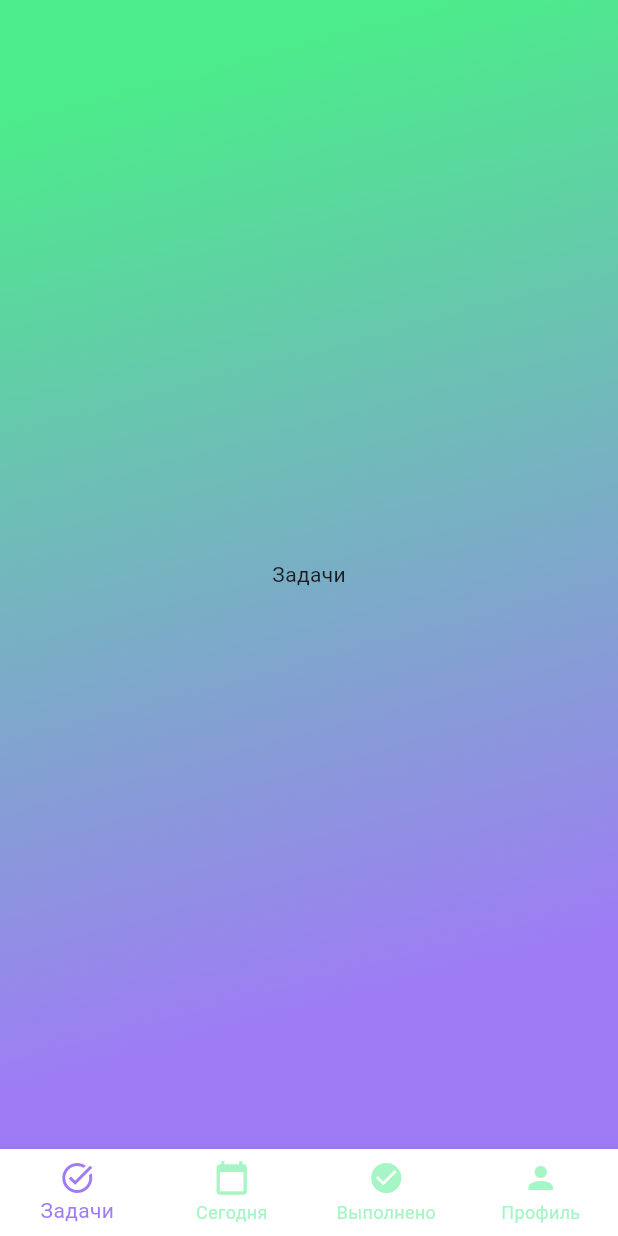
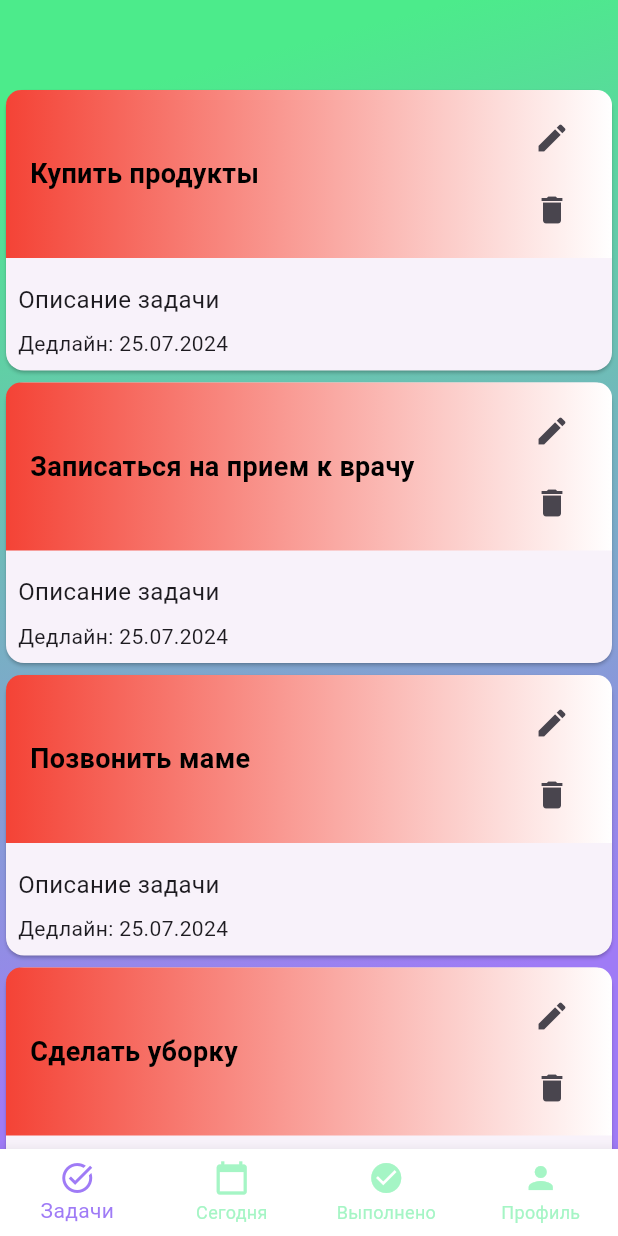
Before and after one commit to alex1261bat/zc_dodiddone, a Flutter app: the MainPage screen opened directly, on a phone screen of 412 x 824 dp. Run offline on Flutter 3.47's test engine with Material 3 defaults, Android fonts, the phone set to English and light mode, and no system bars.

Commit message:
All tasks

```diff
--- a/lib/pages/main_page.dart
+++ b/lib/pages/main_page.dart
@@ -1,4 +1,5 @@
 import 'package:flutter/material.dart';
+import 'package:zc_dodiddone/screens/all_tasks.dart';
 import '../screens/profile_page.dart';
 import '../theme/theme.dart';
 
@@ -13,9 +14,10 @@ class _MainPageState extends State<MainPage> {
   int _selectedIndex = 0;
 
   static const List<Widget> _widgetOptions = <Widget>[
-    Text('Задачи'),
+    TaskPage(),
     Text('Сегодня'),
     Text('Выполнено'),
+    ProfilePage()
   ];
 
   void _onItemTapped(int index) {
--- /dev/null
+++ b/lib/screens/all_tasks.dart
@@ -0,0 +1,34 @@
+import 'package:flutter/material.dart';
+
+import '../widgets/task_item.dart';
+
+class TaskPage extends StatefulWidget {
+  const TaskPage({Key? key}) : super(key: key);
+
+  @override
+  State<TaskPage> createState() => _TaskPageState();
+}
+
+class _TaskPageState extends State<TaskPage> {
+  final List<String> _tasks = [
+    'Купить продукты',
+    'Записаться на прием к врачу',
+    'Позвонить маме',
+    'Сделать уборку',
+    'Прочитать книгу',
+  ];
+
+  @override
+  Widget build(BuildContext context) {
+    return ListView.builder(
+      itemCount: _tasks.length,
+      itemBuilder: (context, index) {
+        return TaskItem(
+          title: _tasks[index],
+          description: 'Описание задачи',
+          deadline: DateTime.now(),
+        );
+      },
+    );
+  }
+}
--- /dev/null
+++ b/lib/widgets/task_item.dart
@@ -0,0 +1,112 @@
+import 'package:flutter/material.dart';
+import 'package:intl/intl.dart'; // Импортируем пакет для форматирования даты
+
+class TaskItem extends StatelessWidget {
+  final String title;
+  final String description;
+  final DateTime deadline;
+
+  const TaskItem({
+    Key? key,
+    required this.title,
+    required this.description,
+    required this.deadline,
+  }) : super(key: key);
+
+  // Функция для определения цвета градиента
+  Color getGradientColor() {
+    final now = DateTime.now();
+    final difference = deadline.difference(now);
+
+    if (difference.inDays <= 1) {
+      return Colors.red; // Срочная задача
+    } else if (difference.inDays <= 2) {
+      return Colors.yellow; // Задача средней срочности
+    } else {
+      return Colors.green; // Несрочная задача
+    }
+  }
+
+  @override
+  Widget build(BuildContext context) {
+    final formattedDeadline = DateFormat('dd.MM.yyyy').format(deadline);
+
+    return Card(
+      child: Column(
+        crossAxisAlignment: CrossAxisAlignment.start,
+        children: [
+          // Используем Container для создания градиента
+          Container(
+            padding: const EdgeInsets.symmetric(vertical: 8, horizontal: 16),
+            decoration: BoxDecoration(
+              gradient: LinearGradient(
+                begin: Alignment.centerLeft,
+                end: Alignment.centerRight,
+                colors: [
+                  getGradientColor(), // Цвет градиента
+                  Colors.white, // Белый цвет
+                ],
+              ),
+              borderRadius: BorderRadius.only(
+                topLeft: Radius.circular(10),
+                topRight: Radius.circular(10),
+              ),
+            ),
+            child: Row(
+              children: [
+                Expanded(
+                  child: Text(
+                    title,
+                    style: const TextStyle(
+                      fontSize: 18,
+                      fontWeight: FontWeight.bold,
+                      color: Colors.black, // Цвет текста
+                    ),
+                  ),
+                ),
+                // Добавляем колонку с кнопками
+                Column(
+                  children: [
+                    IconButton(
+                      onPressed: () {
+                        // Обработка нажатия на кнопку "Редактировать"
+                        print('Редактировать задачу: $title');
+                      },
+                      icon: const Icon(Icons.edit),
+                    ),
+                    IconButton(
+                      onPressed: () {
+                        // Обработка нажатия на кнопку "Удалить"
+                        print('Удалить задачу: $title');
+                      },
+                      icon: const Icon(Icons.delete),
+                    ),
+                  ],
+                ),
+              ],
+            ),
+          ),
+          const SizedBox(height: 8),
+          Padding(
+            padding: const EdgeInsets.all(8.0),
+            child: Column(
+              mainAxisAlignment: MainAxisAlignment.start,
+              crossAxisAlignment: CrossAxisAlignment.start,
+              children: [
+                Text(
+                  description,
+                  style: const TextStyle(fontSize: 16),
+                ), // Text
+                const SizedBox(height: 8),
+                Text(
+                  'Дедлайн: $formattedDeadline', // Используем отформатированную дату
+                  style: const TextStyle(fontSize: 14),
+                ), // Text
+              ],
+            ),
+          )
+        ],
+      ),
+    );
+  }
+}
--- a/pubspec.yaml
+++ b/pubspec.yaml
@@ -35,6 +35,7 @@ dependencies:
   # The following adds the Cupertino Icons font to your application.
   # Use with the CupertinoIcons class for iOS style icons.
   cupertino_icons: ^1.0.6
+  intl: ^0.19.0
 
 dev_dependencies:
   flutter_test:
```
Also changed, not shown: pubspec.lock.
